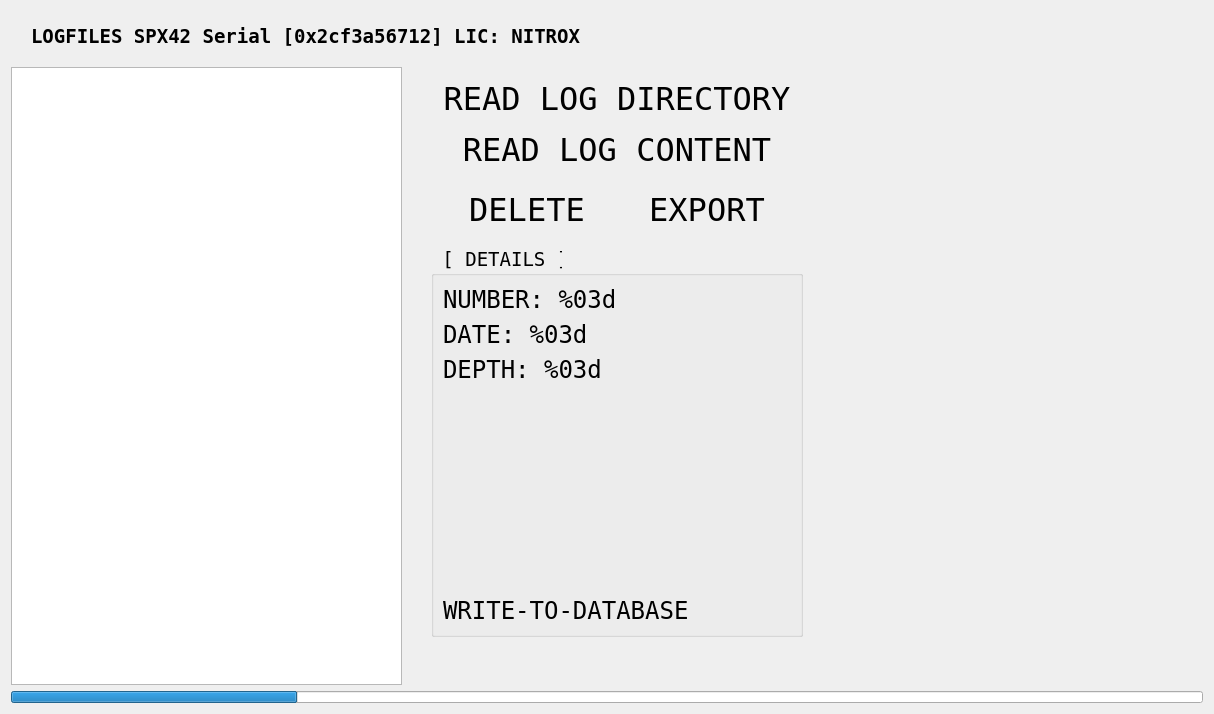
Above: src/ui/LogFragment.ui from dmarc0001/spx42Control before the change. Below: the same form after it.
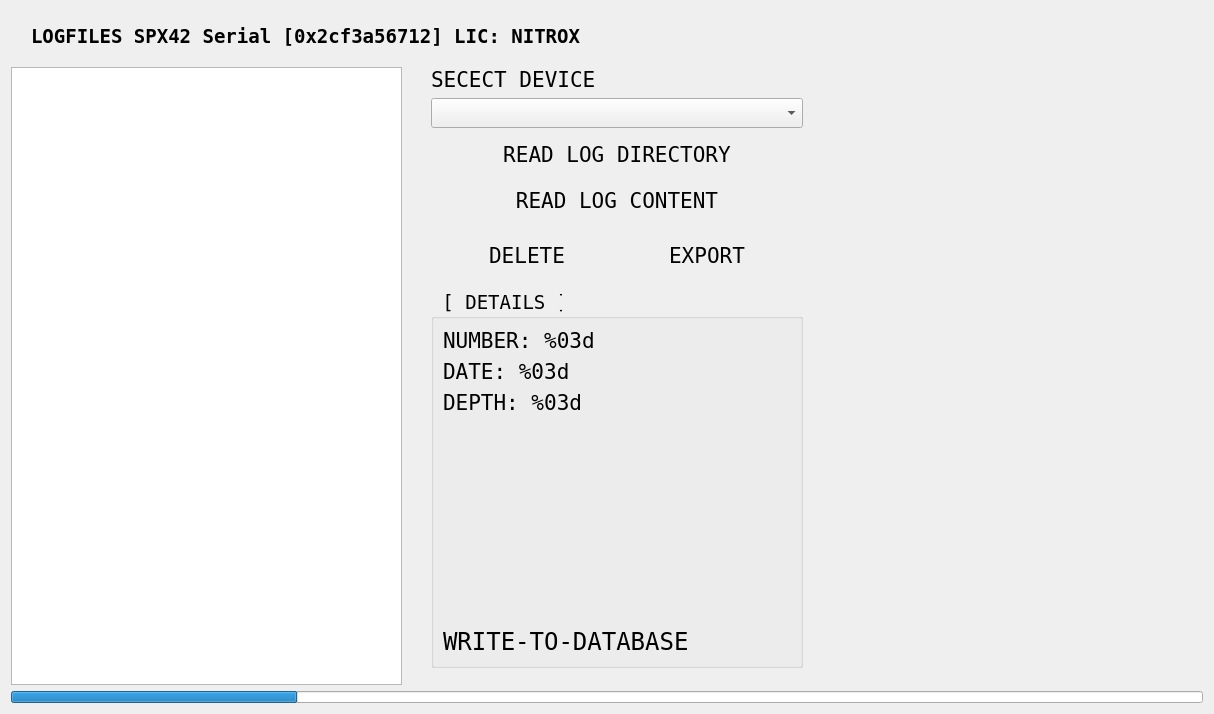
That is the form after the change.

Commit message: - log fragment online/offline andere funktion - vorbereitet um logdaten aus der Datenbank darzustellen

```diff
--- a/src/ui/LogFragment.ui
+++ b/src/ui/LogFragment.ui
@@ -214,6 +214,63 @@
          </size>
         </property>
         <layout class="QVBoxLayout" name="verticalLayout_2">
+         <property name="topMargin">
+          <number>0</number>
+         </property>
+         <item>
+          <widget class="QLabel" name="deviceSelectLabel">
+           <property name="sizePolicy">
+            <sizepolicy hsizetype="Expanding" vsizetype="Preferred">
+             <horstretch>0</horstretch>
+             <verstretch>0</verstretch>
+            </sizepolicy>
+           </property>
+           <property name="font">
+            <font>
+             <pointsize>16</pointsize>
+            </font>
+           </property>
+           <property name="text">
+            <string>SECECT DEVICE</string>
+           </property>
+          </widget>
+         </item>
+         <item>
+          <widget class="QComboBox" name="deviceSelectComboBox">
+           <property name="sizePolicy">
+            <sizepolicy hsizetype="Expanding" vsizetype="Preferred">
+             <horstretch>0</horstretch>
+             <verstretch>0</verstretch>
+            </sizepolicy>
+           </property>
+           <property name="minimumSize">
+            <size>
+             <width>0</width>
+             <height>24</height>
+            </size>
+           </property>
+           <property name="maximumSize">
+            <size>
+             <width>16777215</width>
+             <height>32</height>
+            </size>
+           </property>
+           <property name="font">
+            <font>
+             <pointsize>16</pointsize>
+            </font>
+           </property>
+           <property name="statusTip">
+            <string>select device for list dives...</string>
+           </property>
+           <property name="currentText">
+            <string/>
+           </property>
+           <property name="insertPolicy">
+            <enum>QComboBox::InsertAtTop</enum>
+           </property>
+          </widget>
+         </item>
          <item>
           <widget class="QPushButton" name="readLogdirPushButton">
            <property name="minimumSize">
@@ -225,7 +282,7 @@
            <property name="font">
             <font>
              <family>DejaVu Sans Mono</family>
-             <pointsize>24</pointsize>
+             <pointsize>16</pointsize>
             </font>
            </property>
            <property name="statusTip">
@@ -252,7 +309,7 @@
            </property>
            <property name="font">
             <font>
-             <pointsize>24</pointsize>
+             <pointsize>16</pointsize>
             </font>
            </property>
            <property name="statusTip">
@@ -280,7 +337,7 @@
               <property name="font">
                <font>
                 <family>DejaVu Sans Mono</family>
-                <pointsize>24</pointsize>
+                <pointsize>16</pointsize>
                </font>
               </property>
               <property name="statusTip">
@@ -308,7 +365,7 @@
               <property name="font">
                <font>
                 <family>DejaVu Sans Mono</family>
-                <pointsize>24</pointsize>
+                <pointsize>16</pointsize>
                </font>
               </property>
               <property name="statusTip">
@@ -355,7 +412,7 @@
               </property>
               <property name="font">
                <font>
-                <pointsize>18</pointsize>
+                <pointsize>16</pointsize>
                </font>
               </property>
               <property name="text">
@@ -373,7 +430,7 @@
               </property>
               <property name="font">
                <font>
-                <pointsize>18</pointsize>
+                <pointsize>16</pointsize>
                </font>
               </property>
               <property name="text">
@@ -391,7 +448,7 @@
               </property>
               <property name="font">
                <font>
-                <pointsize>18</pointsize>
+                <pointsize>16</pointsize>
                </font>
               </property>
               <property name="text">
@@ -441,7 +498,7 @@
            <property name="sizeHint" stdset="0">
             <size>
              <width>20</width>
-             <height>40</height>
+             <height>10</height>
             </size>
            </property>
           </spacer>
```
The commit also changes 5 other files.
